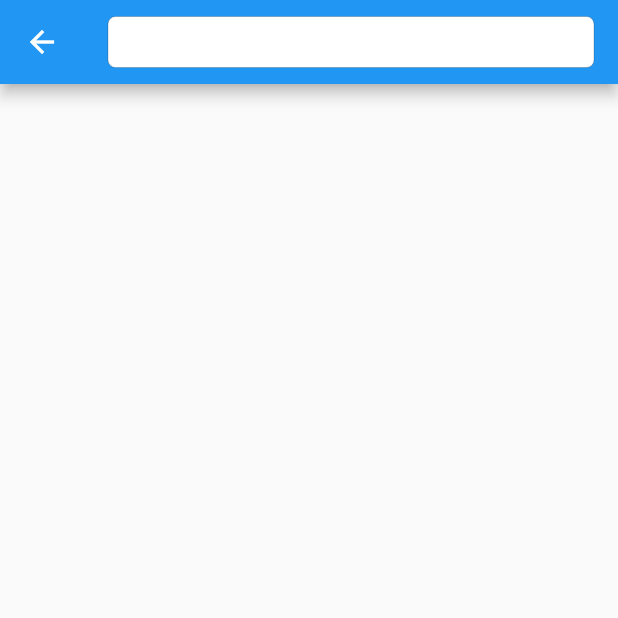
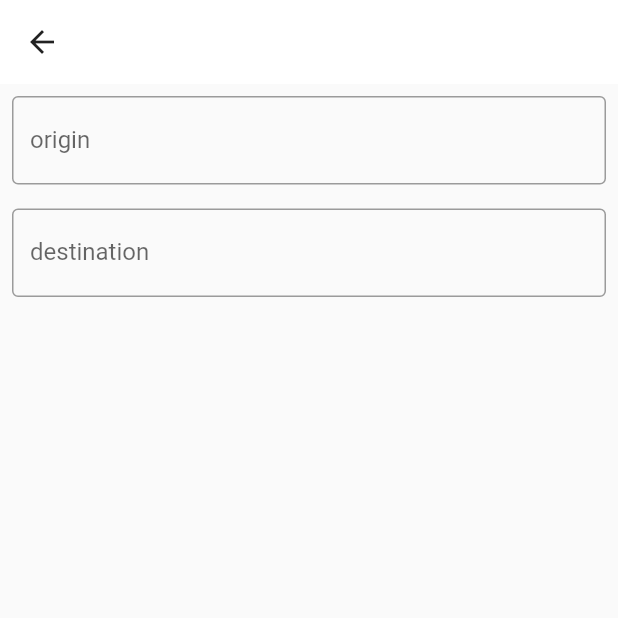
Before and after one commit to Cefz19/mapa, a Flutter app: the SearchPlacePage screen opened directly, on a phone screen of 412 x 824 dp, the top half of it. Run offline on Flutter 3.47's test engine with Material 2 defaults, Android fonts, the light colour scheme and no system bars; our stand-ins replace dio, flutter_cache_manager, geolocator, google_maps_flutter, permission_handler.

Commit message:
Campos de busqueda v5

```diff
--- a/mapa/mapa_1/lib/src/ui/page/search_place/search_place_controller.dart
+++ b/mapa/mapa_1/lib/src/ui/page/search_place/search_place_controller.dart
@@ -1,6 +1,7 @@
 import 'dart:async';
 
-import 'package:flutter/cupertino.dart' show ChangeNotifier;
+import 'package:flutter/cupertino.dart'
+    show ChangeNotifier, FocusNode, TextEditingController;
 import 'package:mapa_1/src/domain/models/place.dart';
 import 'package:mapa_1/src/domain/repositories/search_repository.dart';
 import 'package:mapa_1/src/helper/current_position.dart';
@@ -14,6 +15,19 @@ class SearchPlaceController extends ChangeNotifier {
   List<Place>? _places = [];
   List<Place>? get places => _places;
 
+  Place? _origin, _destination;
+
+  Place? get origin => _origin;
+  Place? get destination => _destination;
+
+  final originFocusNode = FocusNode();
+  final destinationFocusNode = FocusNode();
+
+  final originController = TextEditingController();
+  final destinationController = TextEditingController();
+
+  bool? _originHasFocus;
+
   SearchPlaceController(this._searchRepository) {
     _subscription = _searchRepository.onResults.listen(
       (results) {
@@ -22,6 +36,16 @@ class SearchPlaceController extends ChangeNotifier {
         notifyListeners();
       },
     );
+    originFocusNode.addListener(() {
+      if (originFocusNode.hasFocus) {
+        _originHasFocus = true;
+      }
+    });
+    originFocusNode.addListener(() {
+      if (destinationFocusNode.hasFocus) {
+        _originHasFocus = false;
+      }
+    });
   }
 
   Timer? _debouncer;
@@ -47,8 +71,22 @@ class SearchPlaceController extends ChangeNotifier {
     });
   }
 
+  void pickPlace(Place place) {
+    if (_originHasFocus!) {
+      _origin = place;
+      originController.text = place.title;
+    } else {
+      _destination = place;
+      destinationController.text = place.title;
+    }
+  }
+
   @override
   void dispose() {
+    originController.dispose();
+    destinationController.dispose();
+    originFocusNode.dispose();
+    destinationFocusNode.dispose();
     _debouncer?.cancel();
     _subscription.cancel();
     _searchRepository.dispose();
--- a/mapa/mapa_1/lib/src/ui/page/search_place/search_place_page.dart
+++ b/mapa/mapa_1/lib/src/ui/page/search_place/search_place_page.dart
@@ -1,10 +1,9 @@
+import 'package:flutter/material.dart';
 import 'package:dio/dio.dart';
-import 'package:flutter/cupertino.dart';
-import 'package:flutter/material.dart';
 import 'package:mapa_1/src/data/provider/remote/search_api.dart';
 import 'package:mapa_1/src/data/repositiries_impl/search_repository_impl.dart';
-import 'package:mapa_1/src/domain/models/place.dart';
 import 'package:mapa_1/src/ui/page/search_place/search_place_controller.dart';
+import 'package:mapa_1/src/ui/page/search_place/widgets/search_input.dart';
 import 'package:mapa_1/src/ui/page/splash/utils/distance_format.dart';
 import 'package:provider/provider.dart';
 
@@ -23,22 +22,50 @@ class SearchPlacePage extends StatelessWidget {
       ),
       child: Scaffold(
         appBar: AppBar(
-          title: Builder(
-            builder: (context) {
-              return CupertinoTextField(
-                onChanged: context.read<SearchPlaceController>().onQueryChanged,
+          backgroundColor: Colors.white,
+          iconTheme: const IconThemeData(
+            color: Colors.black87,
+          ),
+          elevation: 0,
+        ),
+        body: GestureDetector(
+          onTap: () => FocusScope.of(context).unfocus(),
+          child: SizedBox(
+            width: double.infinity,
+            height: double.infinity,
+            child: Column(
+              children: [
+                Builder(builder: (context) {
+                  final controller = Provider.of<SearchPlaceController>(context,
+                      listen: false);
+                  return Column(
+                    children: [
+                      SearchInput(
+                        controller: controller.originController,
+                        focusNode: controller.originFocusNode,
+                        placeholder: 'origin',
+                        onChanged: controller.onQueryChanged,
+                      ),
+                      SearchInput(
+                        controller: controller.destinationController,
+                        focusNode: controller.destinationFocusNode,
+                        placeholder: 'destination',
+                        onChanged: controller.onQueryChanged,
+                      ),
+                    ],
                   );
-            },
-          ),
-        ),
-        body: Consumer<SearchPlaceController>(
+                }),
+                const SizedBox(height: 10.0),
+                Expanded(
+                  child: Consumer<SearchPlaceController>(
                     builder: (_, controller, __) {
                       final places = controller.places;
                       if (places == null) {
                         return const Center(
                           child: Text('Error'),
                         );
-            } else if (places.isEmpty && controller.query.length >= 3) {
+                      } else if (places.isEmpty &&
+                          controller.query.length >= 3) {
                         return const Center(
                           child: Text('Emty'),
                         );
@@ -50,13 +77,21 @@ class SearchPlacePage extends StatelessWidget {
                               leading: Text(distanceFormat(place.distance)),
                               title: Text(place.title),
                               subtitle: Text(place.address),
-                );
+                              onTap: () {
+                                FocusScope.of(context).unfocus();
+                                controller.pickPlace(place);
+                              });
                         },
                         itemCount: places.length,
                       );
                     },
                   ),
                 ),
+              ],
+            ),
+          ),
+        ),
+      ),
     );
   }
 }
--- /dev/null
+++ b/mapa/mapa_1/lib/src/ui/page/search_place/widgets/search_input.dart
@@ -0,0 +1,40 @@
+import 'package:flutter/cupertino.dart';
+import 'package:flutter/material.dart';
+
+class SearchInput extends StatelessWidget {
+  final TextEditingController controller;
+  final FocusNode focusNode;
+  final String placeholder;
+  final void Function(String) onChanged;
+  const SearchInput({
+    Key? key,
+    required this.placeholder,
+    required this.onChanged,
+    required this.focusNode,
+    required this.controller,
+  }) : super(key: key);
+
+  @override
+  Widget build(BuildContext context) {
+    return Padding(
+      padding: const EdgeInsets.all(8.0),
+      child: TextField(
+        controller: controller,
+        focusNode: focusNode,
+        onChanged: onChanged,
+        decoration: InputDecoration(
+          labelText: placeholder,
+          border: const OutlineInputBorder(),
+        ),
+      ),
+      // child: CupertinoTextField(
+      //   onChanged: onChanged,
+      //   placeholder: placeholder,
+      //   decoration: BoxDecoration(
+      //     color: Colors.black12,
+      //     border: Border.all(width: 1, color: Colors.black38),
+      //   ),
+      // ),
+    );
+  }
+}
```
Lines whose indentation alone changed are shown as unchanged.
